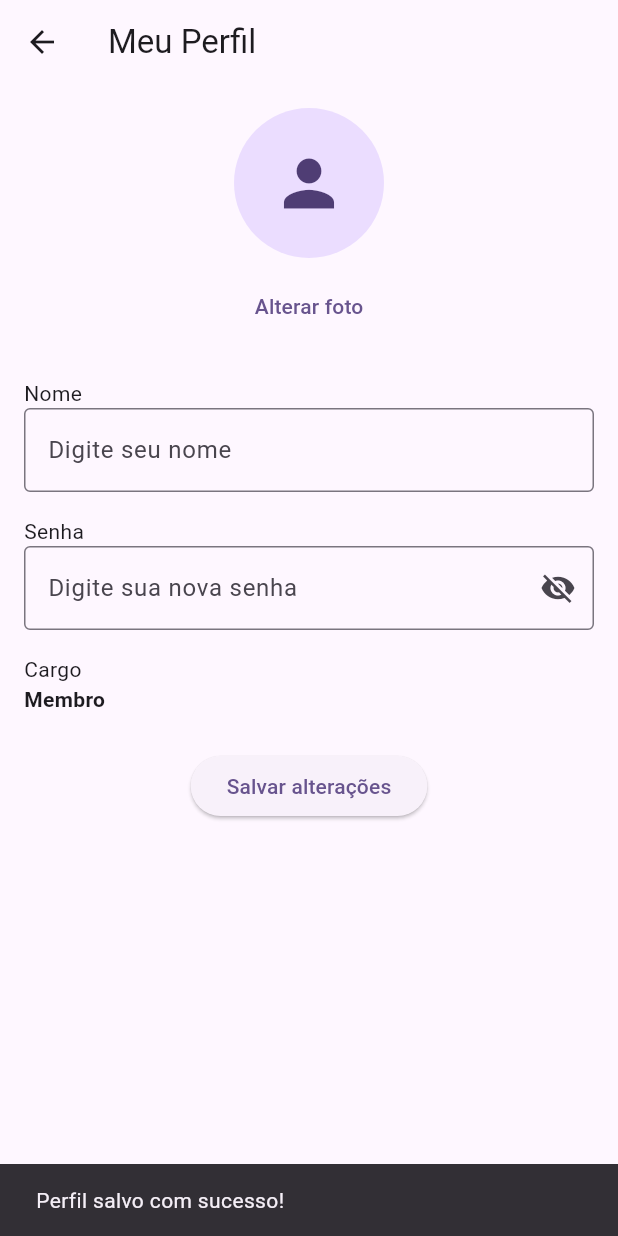
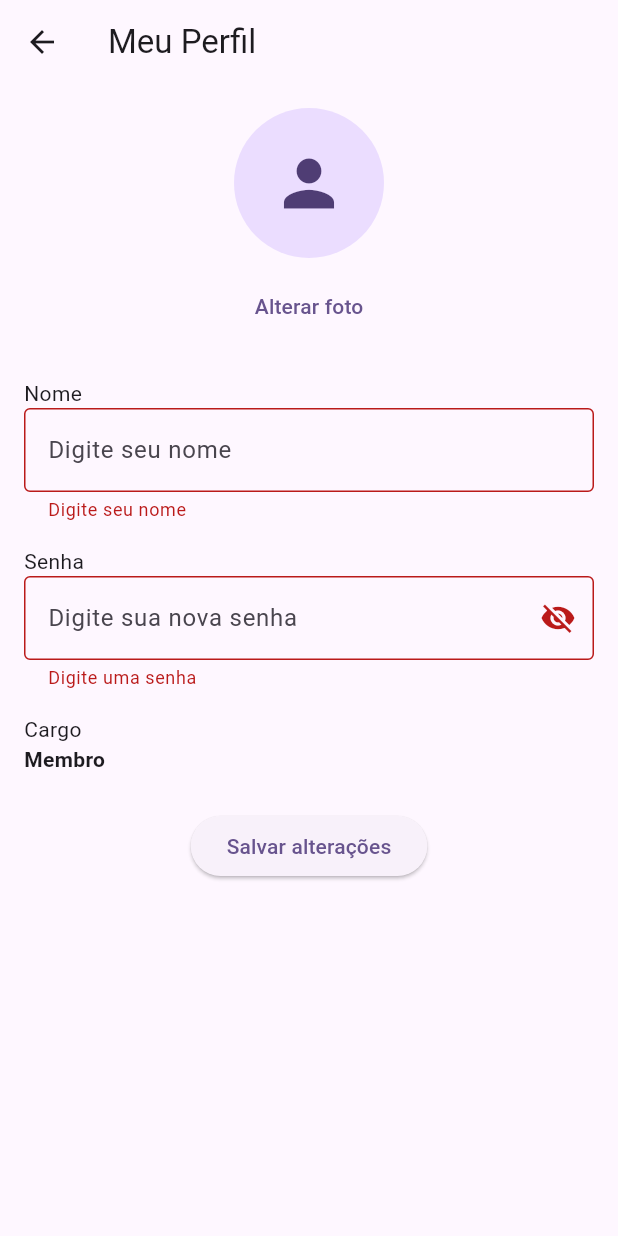
Before and after one commit to miguelcortez1105/AsiApp, a Flutter app: the PerfilScreen screen opened directly, after a tap on "Salvar alterações", on a phone screen of 412 x 824 dp. Run offline on Flutter 3.47's test engine with Material 3 defaults, Android fonts, the phone set to English and light mode, and no system bars; our stand-ins replace image_cropper, image_picker.

Commit message:
senha e nome com verificação

```diff
--- a/lib/feature/home/screens/perfil_screen.dart
+++ b/lib/feature/home/screens/perfil_screen.dart
@@ -14,6 +14,7 @@ class _PerfilScreenState extends State<PerfilScreen>{
   final TextEditingController _nomeController = TextEditingController();
   final TextEditingController _senhaController = TextEditingController();
   bool _senhaVisivel = false;
+  final _formKey = GlobalKey<FormState>();
   String cargo = 'Membro'; //tem que vir do firebase
 
   Uint8List? _fotoPerfilBytes;
@@ -47,13 +48,12 @@ class _PerfilScreenState extends State<PerfilScreen>{
   }
 
   void _salvarPerfil() {
+  if (_formKey.currentState!.validate()) {
     // FIREBASE
-
     ScaffoldMessenger.of(context).showSnackBar(
-      const SnackBar(
-       content: Text('Perfil salvo com sucesso!'),
-      ),
+      const SnackBar(content: Text('Perfil salvo com sucesso!')),
     );
+  }
 }
 
   @override
@@ -64,6 +64,8 @@ class _PerfilScreenState extends State<PerfilScreen>{
       ),
       body: Padding(
         padding: const EdgeInsets.all(16.0),
+        child: Form(
+          key: _formKey,
           child: Column(
             crossAxisAlignment:CrossAxisAlignment.start,
             children: [
@@ -86,26 +88,30 @@ class _PerfilScreenState extends State<PerfilScreen>{
                 const SizedBox(height: 24),
 
                 const Text('Nome'),
-            TextField(
+                TextFormField(
                   controller: _nomeController,
                   decoration: const InputDecoration(
                     hintText: 'Digite seu nome',
                     border: OutlineInputBorder(),
                   ),
+                  validator: (valor) {
+                    if (valor == null || valor.trim().isEmpty) {
+                      return 'Digite seu nome';
+                    }
+                    return null;
+                  },
                 ),
                 const SizedBox(height: 16),
 
                 const Text('Senha'),
-            TextField(
+                TextFormField(
                   controller: _senhaController,
                   obscureText: !_senhaVisivel,
                   decoration: InputDecoration(
                     hintText: 'Digite sua nova senha',
                     border: const OutlineInputBorder(),
                     suffixIcon: IconButton(
-                  icon: Icon(
-                    _senhaVisivel ? Icons.visibility : Icons.visibility_off,
-                  ),
+                      icon: Icon(_senhaVisivel ? Icons.visibility : Icons.visibility_off),
                       onPressed: () {
                         setState(() {
                           _senhaVisivel = !_senhaVisivel;
@@ -113,6 +119,15 @@ class _PerfilScreenState extends State<PerfilScreen>{
                       },
                     ),
                   ),
+                  validator: (valor) {
+                    if (valor == null || valor.isEmpty) {
+                      return 'Digite uma senha';
+                    }
+                    if (valor.length < 6) {
+                      return 'A senha precisa ter no mínimo 6 caracteres';
+                    }
+                    return null;
+                  },
                 ),
                 const SizedBox(height: 16),
 
@@ -132,6 +147,7 @@ class _PerfilScreenState extends State<PerfilScreen>{
               ], //children
             ),
         ),
+      ),
     );
   }
 }
```
Lines whose indentation alone changed are shown as unchanged.
